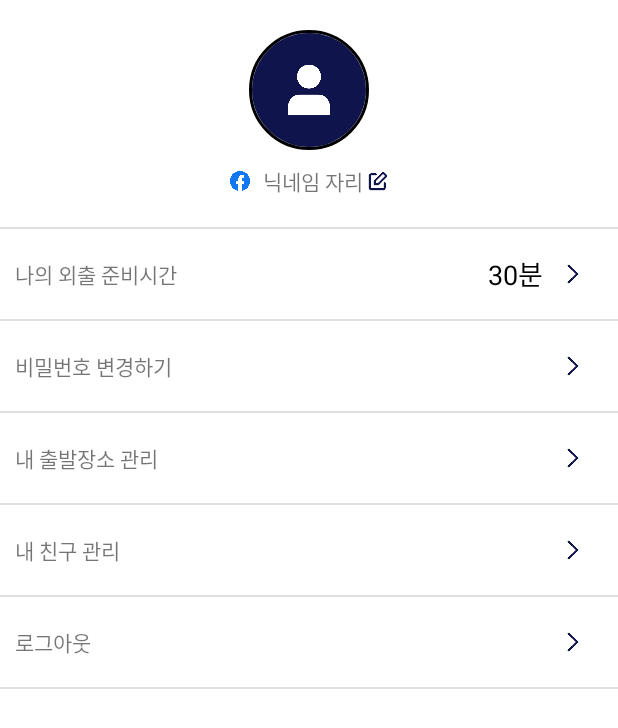
After one commit to Suji6576/FinalProject_20210915, an Android app: the layout fragment_settings.xml on its own in the app's theme, with its tools: preview values and no code run, on a phone screen of 412 x 824 dp. The commit adds this screen. Shown: the top 728 px of the screen. Run offline under Robolectric (Android 15) with nearby library versions, the phone set to English and light mode, and no system bars; network calls fail.

Commit message:
프래그먼트 추가

```diff
--- /dev/null
+++ b/app/src/main/res/layout/fragment_settings.xml
@@ -0,0 +1,259 @@
+<?xml version="1.0" encoding="utf-8"?>
+<layout>
+    <LinearLayout xmlns:android="http://schemas.android.com/apk/res/android"
+        xmlns:app="http://schemas.android.com/apk/res-auto"
+        xmlns:tools="http://schemas.android.com/tools"
+        android:layout_width="match_parent"
+        android:orientation="vertical"
+        android:layout_height="match_parent"
+        tools:context=".MySettingActivity">
+
+        <LinearLayout
+            android:layout_width="match_parent"
+            android:layout_height="wrap_content"
+            android:orientation="vertical"
+            android:gravity="center"
+            android:padding="20dp">
+
+            <de.hdodenhof.circleimageview.CircleImageView
+                android:id="@+id/profileImg"
+                android:layout_width="80dp"
+                android:layout_height="80dp"
+                android:src="@drawable/default_profile_icon"
+                app:civ_border_width="2dp"/>
+
+            <LinearLayout
+                android:id="@+id/editNicknameLayout"
+                android:layout_width="wrap_content"
+                android:layout_height="wrap_content"
+                android:gravity="center_vertical"
+                android:layout_marginTop="10dp"
+                android:orientation="horizontal">
+
+                <ImageView
+                    android:id="@+id/socialLoginImg"
+                    android:layout_width="20dp"
+                    android:layout_height="20dp"
+                    android:padding="3dp"
+                    android:src="@drawable/facebook_login_icon" />
+
+                <TextView
+                    android:id="@+id/nicknameTxt"
+                    android:layout_width="wrap_content"
+                    android:layout_marginLeft="5dp"
+                    android:layout_height="wrap_content"
+                    android:text="닉네임 자리"/>
+
+                <ImageView
+                    android:layout_width="20dp"
+                    android:layout_height="20dp"
+                    android:padding="3dp"
+                    android:src="@drawable/edit_icon"/>
+
+            </LinearLayout>
+
+        </LinearLayout>
+
+        <TextView
+            android:layout_width="match_parent"
+            android:layout_height="1dp"
+            android:background="#DFDFDF" />
+
+        <LinearLayout
+            android:id="@+id/readyTimeLayout"
+            android:layout_width="match_parent"
+            android:layout_height="wrap_content"
+            android:padding="10dp"
+            android:gravity="center_vertical"
+            android:orientation="horizontal">
+
+            <TextView
+                android:layout_width="wrap_content"
+                android:layout_height="wrap_content"
+                android:text="나의 외출 준비시간" />
+
+            <TextView
+                android:layout_width="0dp"
+                android:layout_height="wrap_content"
+                android:layout_weight="1" />
+
+            <TextView
+                android:id="@+id/readyTimeTxt"
+                android:layout_width="wrap_content"
+                android:layout_height="wrap_content"
+                android:text="30분"
+                android:textSize="18sp"
+                android:textColor="@color/black"/>
+
+            <ImageView
+                android:layout_width="40dp"
+                android:layout_height="40dp"
+                android:src="@drawable/right_arrow"
+                android:padding="10dp"/>
+
+        </LinearLayout>
+
+        <TextView
+            android:layout_width="match_parent"
+            android:layout_height="1dp"
+            android:background="#DFDFDF" />
+
+        <LinearLayout
+            android:id="@+id/passwordLayout"
+            android:layout_width="match_parent"
+            android:layout_height="wrap_content"
+            android:orientation="vertical">
+
+            <LinearLayout
+                android:layout_width="match_parent"
+                android:layout_height="wrap_content"
+                android:padding="10dp"
+                android:gravity="center_vertical"
+                android:orientation="horizontal">
+
+                <TextView
+                    android:layout_width="wrap_content"
+                    android:layout_height="wrap_content"
+                    android:text="비밀번호 변경하기" />
+
+                <TextView
+                    android:layout_width="0dp"
+                    android:layout_height="wrap_content"
+                    android:layout_weight="1" />
+
+
+                <ImageView
+                    android:layout_width="40dp"
+                    android:layout_height="40dp"
+                    android:src="@drawable/right_arrow"
+                    android:padding="10dp"/>
+
+            </LinearLayout>
+
+            <TextView
+                android:layout_width="match_parent"
+                android:layout_height="1dp"
+                android:background="#DFDFDF" />
+
+        </LinearLayout>
+
+        <LinearLayout
+            android:id="@+id/myPlacesLayout"
+            android:layout_width="match_parent"
+            android:layout_height="wrap_content"
+            android:orientation="vertical">
+
+            <LinearLayout
+                android:layout_width="match_parent"
+                android:layout_height="wrap_content"
+                android:padding="10dp"
+                android:gravity="center_vertical"
+                android:orientation="horizontal">
+
+                <TextView
+                    android:layout_width="wrap_content"
+                    android:layout_height="wrap_content"
+                    android:text="내 출발장소 관리" />
+
+                <TextView
+                    android:layout_width="0dp"
+                    android:layout_height="wrap_content"
+                    android:layout_weight="1" />
+
+
+                <ImageView
+                    android:layout_width="40dp"
+                    android:layout_height="40dp"
+                    android:src="@drawable/right_arrow"
+                    android:padding="10dp"/>
+
+            </LinearLayout>
+
+            <TextView
+                android:layout_width="match_parent"
+                android:layout_height="1dp"
+                android:background="#DFDFDF" />
+
+        </LinearLayout>
+
+        <LinearLayout
+            android:id="@+id/myFriendsLayout"
+            android:layout_width="match_parent"
+            android:layout_height="wrap_content"
+            android:orientation="vertical">
+
+            <LinearLayout
+                android:layout_width="match_parent"
+                android:layout_height="wrap_content"
+                android:padding="10dp"
+                android:gravity="center_vertical"
+                android:orientation="horizontal">
+
+                <TextView
+                    android:layout_width="wrap_content"
+                    android:layout_height="wrap_content"
+                    android:text="내 친구 관리" />
+
+                <TextView
+                    android:layout_width="0dp"
+                    android:layout_height="wrap_content"
+                    android:layout_weight="1" />
+
+
+                <ImageView
+                    android:layout_width="40dp"
+                    android:layout_height="40dp"
+                    android:src="@drawable/right_arrow"
+                    android:padding="10dp"/>
+
+            </LinearLayout>
+
+            <TextView
+                android:layout_width="match_parent"
+                android:layout_height="1dp"
+                android:background="#DFDFDF" />
+
+        </LinearLayout>
+
+        <LinearLayout
+            android:id="@+id/logoutLayout"
+            android:layout_width="match_parent"
+            android:layout_height="wrap_content"
+            android:orientation="vertical">
+
+            <LinearLayout
+                android:layout_width="match_parent"
+                android:layout_height="wrap_content"
+                android:padding="10dp"
+                android:gravity="center_vertical"
+                android:orientation="horizontal">
+
+                <TextView
+                    android:layout_width="wrap_content"
+                    android:layout_height="wrap_content"
+                    android:text="로그아웃" />
+
+                <TextView
+                    android:layout_width="0dp"
+                    android:layout_height="wrap_content"
+                    android:layout_weight="1" />
+
+
+                <ImageView
+                    android:layout_width="40dp"
+                    android:layout_height="40dp"
+                    android:src="@drawable/right_arrow"
+                    android:padding="10dp"/>
+
+            </LinearLayout>
+
+            <TextView
+                android:layout_width="match_parent"
+                android:layout_height="1dp"
+                android:background="#DFDFDF" />
+
+        </LinearLayout>
+
+
+    </LinearLayout>
+</layout>
```
Also changed, not shown: app/src/main/java/com/neppplus/finalproject_20210915/fragments/InvitmentAppointmentListFragment.kt (added, +52 -0 lines), app/src/main/java/com/neppplus/finalproject_20210915/fragments/MyAppointmentListFragment.kt (added, +52 -0 lines), app/src/main/java/com/neppplus/finalproject_20210915/fragments/SettingsFragment.kt (added, +52 -0 lines), app/src/main/res/layout/fragment_invited_appointments_list.xml (added, +14 -0 lines), app/src/main/res/layout/fragment_my_appointments_list.xml (added, +14 -0 lines), app/src/main/res/menu/my_navigation_menu.xml (+7 -2 lines).
